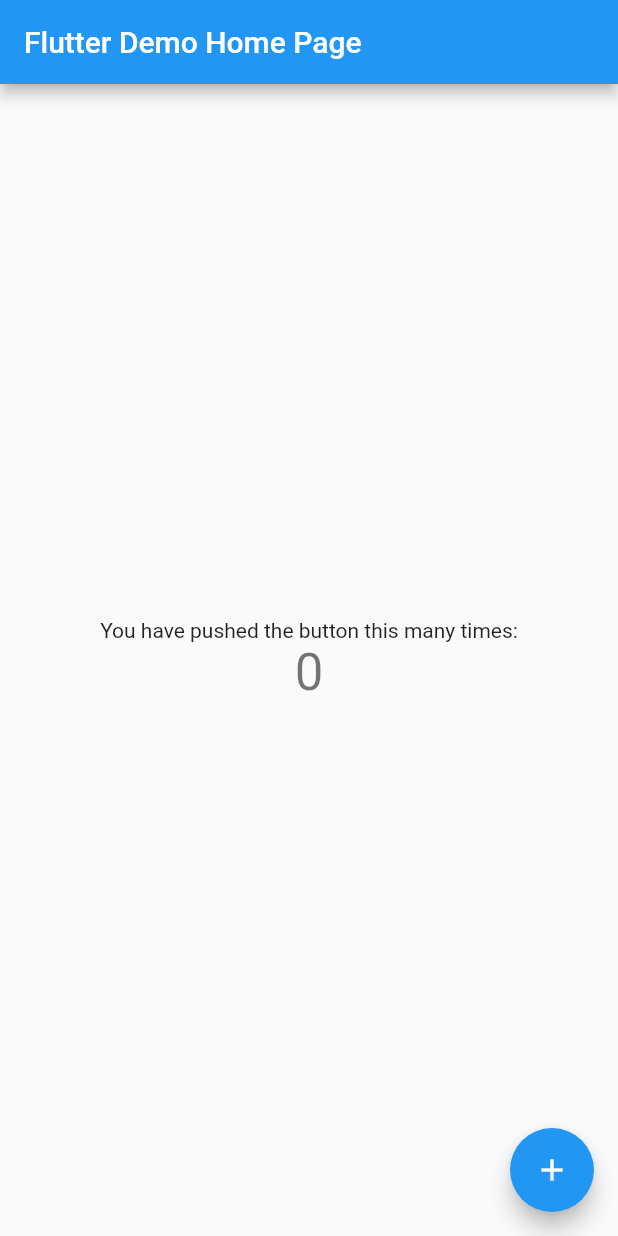
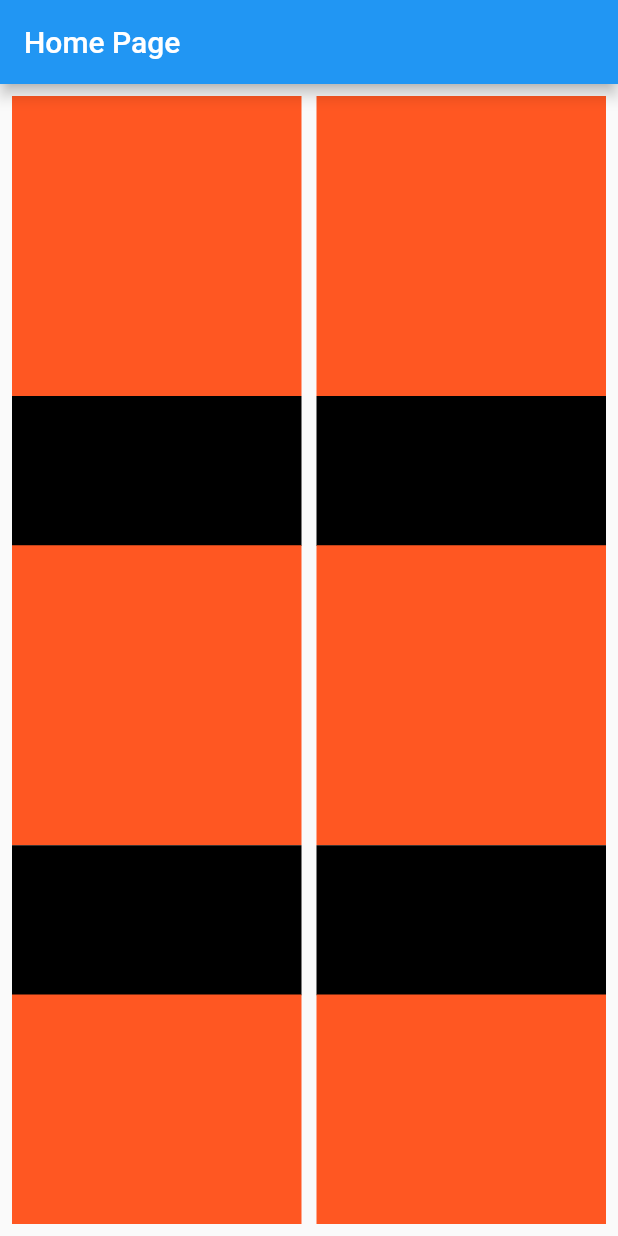
Before and after one commit to beratCanBeduk/movie_app, a Flutter app: the screen it shows after launch, on a phone screen of 412 x 824 dp. Run offline on Flutter 3.47's test engine with Material 2 defaults, Android fonts, the phone set to English and light mode, and no system bars; our stand-ins replace bloc, equatable.

Commit message:
home bloc system

```diff
--- a/lib/main.dart
+++ b/lib/main.dart
@@ -1,4 +1,5 @@
 import 'package:flutter/material.dart';
+import 'package:movie_application/product/home/view/home_view.dart';
 
 void main() {
   runApp(const MyApp());
@@ -26,92 +27,7 @@ class MyApp extends StatelessWidget {
         primarySwatch: Colors.blue,
 
       ),
-      home: const MyHomePage(title: 'Flutter Demo Home Page'),
+      home: const HomeView(),
     );
   }
 }
-
-class MyHomePage extends StatefulWidget {
-  const MyHomePage({Key? key, required this.title}) : super(key: key);
-
-  // This widget is the home page of your application. It is stateful, meaning
-  // that it has a State object (defined below) that contains fields that affect
-  // how it looks.
-
-  // This class is the configuration for the state. It holds the values (in this
-  // case the title) provided by the parent (in this case the App widget) and
-  // used by the build method of the State. Fields in a Widget subclass are
-  // always marked "final".
-
-  final String title;
-
-  @override
-  State<MyHomePage> createState() => _MyHomePageState();
-}
-
-class _MyHomePageState extends State<MyHomePage> {
-  int _counter = 0;
-
-  void _incrementCounter() {
-    setState(() {
-      // This call to setState tells the Flutter framework that something has
-      // changed in this State, which causes it to rerun the build method below
-      // so that the display can reflect the updated values. If we changed
-      // _counter without calling setState(), then the build method would not be
-      // called again, and so nothing would appear to happen.
-      _counter++;
-    });
-  }
-
-  @override
-  Widget build(BuildContext context) {
-    // This method is rerun every time setState is called, for instance as done
-    // by the _incrementCounter method above.
-    //
-    // The Flutter framework has been optimized to make rerunning build methods
-    // fast, so that you can just rebuild anything that needs updating rather
-    // than having to individually change instances of widgets.
-    return Scaffold(
-      appBar: AppBar(
-        // Here we take the value from the MyHomePage object that was created by
-        // the App.build method, and use it to set our appbar title.
-        title: Text(widget.title),
-      ),
-      body: Center(
-        // Center is a layout widget. It takes a single child and positions it
-        // in the middle of the parent.
-        child: Column(
-          // Column is also a layout widget. It takes a list of children and
-          // arranges them vertically. By default, it sizes itself to fit its
-          // children horizontally, and tries to be as tall as its parent.
-          //
-          // Invoke "debug painting" (press "p" in the console, choose the
-          // "Toggle Debug Paint" action from the Flutter Inspector in Android
-          // Studio, or the "Toggle Debug Paint" command in Visual Studio Code)
-          // to see the wireframe for each widget.
-          //
-          // Column has various properties to control how it sizes itself and
-          // how it positions its children. Here we use mainAxisAlignment to
-          // center the children vertically; the main axis here is the vertical
-          // axis because Columns are vertical (the cross axis would be
-          // horizontal).
-          mainAxisAlignment: MainAxisAlignment.center,
-          children: <Widget>[
-            const Text(
-              'You have pushed the button this many times:',
-            ),
-            Text(
-              '$_counter',
-              style: Theme.of(context).textTheme.headline4,
-            ),
-          ],
-        ),
-      ),
-      floatingActionButton: FloatingActionButton(
-        onPressed: _incrementCounter,
-        tooltip: 'Increment',
-        child: const Icon(Icons.add),
-      ), // This trailing comma makes auto-formatting nicer for build methods.
-    );
-  }
-}
--- /dev/null
+++ b/lib/product/home/view/home_view.dart
@@ -0,0 +1,40 @@
+import 'package:flutter/material.dart';
+
+class HomeView extends StatelessWidget {
+  const HomeView({Key? key}) : super(key: key);
+  @override
+  Widget build(BuildContext context) {
+    final List<Map> myProducts =
+        List.generate(30, (index) => {"id": index, "name": "Product $index"})
+            .toList();
+    return Scaffold(
+      appBar: AppBar(
+        title: const Text('Home Page'),
+      ),
+      body: Padding(
+        padding: const EdgeInsets.all(8.0),
+        child: GridView.builder(
+            gridDelegate: const SliverGridDelegateWithMaxCrossAxisExtent(
+                maxCrossAxisExtent: 200,
+                childAspectRatio: 2 / 3,
+                crossAxisSpacing: 10,
+                mainAxisSpacing: 10),
+            itemCount: myProducts.length,
+            itemBuilder: (BuildContext ctx, index) {
+              return Column(
+                children: [
+                  Container(
+                    height: 200,
+                    color: Colors.deepOrange,
+                  ),
+                  Container(
+                    height: 100,
+                    color: Colors.black,
+                  ),
+                ],
+              );
+            }),
+      ),
+    );
+  }
+}
--- a/pubspec.yaml
+++ b/pubspec.yaml
@@ -34,6 +34,8 @@ dependencies:
   # The following adds the Cupertino Icons font to your application.
   # Use with the CupertinoIcons class for iOS style icons.
   cupertino_icons: ^1.0.2
+  flutter_bloc: ^8.1.1
+  equatable: ^2.0.5
 
 dev_dependencies:
   flutter_test:
```
Also changed, not shown: lib/product/home/bloc/home_bloc.dart (added, +14 -0 lines), lib/product/home/bloc/home_event.dart (added, +8 -0 lines), lib/product/home/bloc/home_state.dart (added, +26 -0 lines), pubspec.lock.
